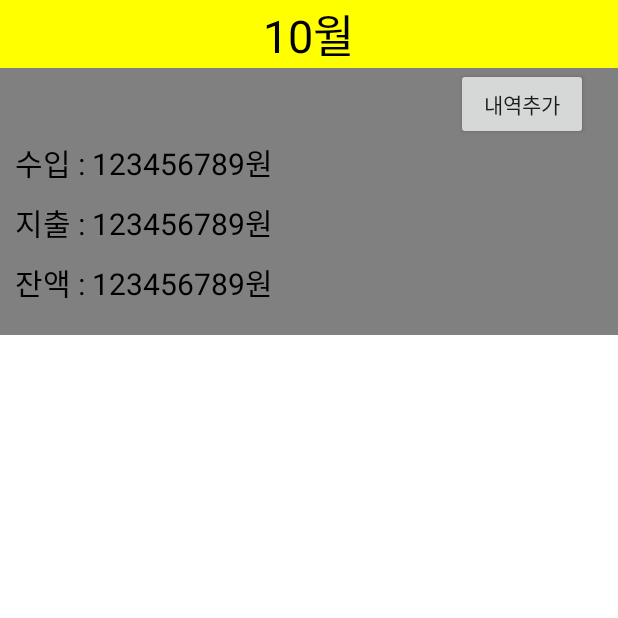
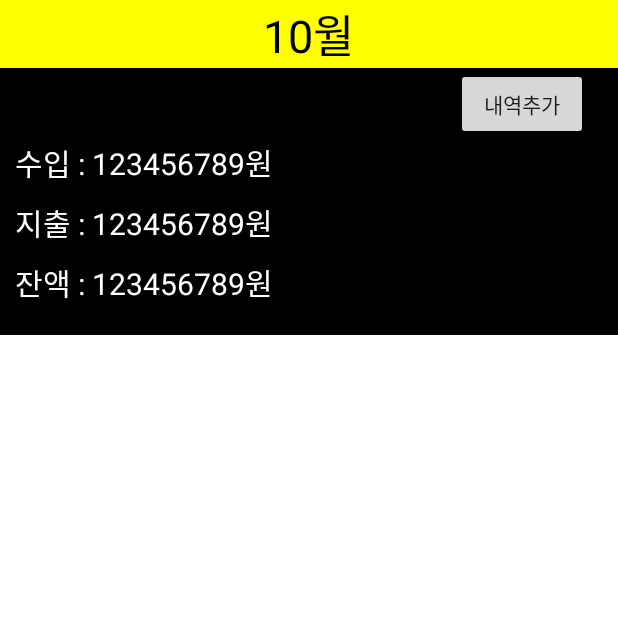
Before and after one commit to KeiPro/AccountBookProject, an Android app: the screen it shows after launch (MainActivity), on a phone screen of 412 x 824 dp, the top half of it. Run offline under Robolectric (Android 15) with nearby library versions, the phone set to English and light mode, and no system bars.

Commit message:
ScrollView Layout Complete.

```diff
--- a/app/src/main/res/layout/activity_ab_main.xml
+++ b/app/src/main/res/layout/activity_ab_main.xml
@@ -23,7 +23,7 @@
 
     <LinearLayout
 
-        android:background="#808080"
+        android:background="#000000"
         android:layout_width="match_parent"
         android:layout_height="wrap_content"
         android:weightSum="3"
@@ -50,7 +50,7 @@
                 android:layout_height="wrap_content"
                 android:layout_gravity="center"
                 android:textSize  = "20dp"
-                android:textColor = "#000000"
+                android:textColor = "#FFFFFF"
                 android:text = "수입 : " />
 
             <TextView
@@ -58,7 +58,7 @@
                 android:layout_height="wrap_content"
                 android:layout_gravity="center"
                 android:textSize  = "20dp"
-                android:textColor = "#000000"
+                android:textColor = "#FFFFFF"
                 android:text = "123456789원" />
 
         </LinearLayout>
@@ -76,7 +76,7 @@
                 android:layout_height="wrap_content"
                 android:layout_gravity="center"
                 android:textSize  = "20dp"
-                android:textColor = "#000000"
+                android:textColor = "#FFFFFF"
                 android:text = "지출 : " />
 
             <TextView
@@ -84,7 +84,7 @@
                 android:layout_height="wrap_content"
                 android:layout_gravity="center"
                 android:textSize  = "20dp"
-                android:textColor = "#000000"
+                android:textColor = "#FFFFFF"
                 android:text = "123456789원" />
 
         </LinearLayout>
@@ -103,7 +103,7 @@
                 android:layout_height="wrap_content"
                 android:layout_gravity="center"
                 android:textSize  = "20dp"
-                android:textColor = "#000000"
+                android:textColor = "#FFFFFF"
                 android:text = "잔액 : " />
 
             <TextView
@@ -111,18 +111,23 @@
                 android:layout_height="wrap_content"
                 android:layout_gravity="center"
                 android:textSize  = "20dp"
-                android:textColor = "#000000"
+                android:textColor = "#FFFFFF"
                 android:text = "123456789원" />
 
         </LinearLayout>
 
     </LinearLayout>
 
-    <LinearLayout
-        android:id="@+id/layout_history"
+    <ScrollView
         android:layout_width="match_parent"
-        android:layout_height="wrap_content"
-        android:orientation="vertical">
-    </LinearLayout>
+        android:layout_height="match_parent">
 
+        <LinearLayout
+            android:id="@+id/layout_history"
+            android:layout_width="match_parent"
+            android:layout_height="wrap_content"
+            android:orientation="vertical">
+        </LinearLayout>
+
+    </ScrollView>
 </LinearLayout>
```
